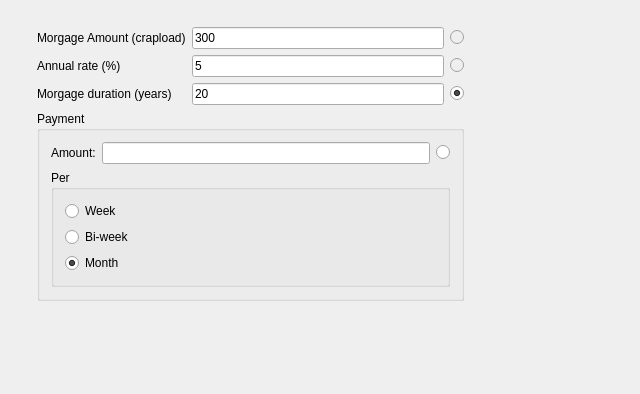
Above: MorgageCalculator.ui from mhtrinh/mortgage-calculator before the change. Below: the same form after it.
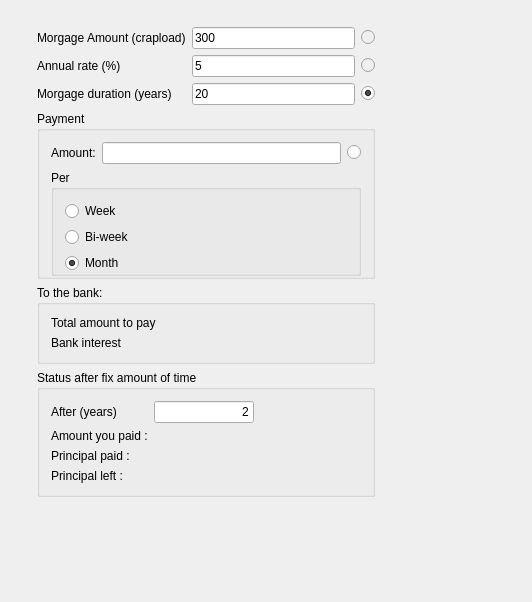
That is the form after the change.

Commit message: Add Future paid after a certain time

Diff of the .ui file:
```diff
--- a/MorgageCalculator.ui
+++ b/MorgageCalculator.ui
@@ -6,8 +6,8 @@
    <rect>
     <x>0</x>
     <y>0</y>
-    <width>640</width>
-    <height>394</height>
+    <width>532</width>
+    <height>602</height>
    </rect>
   </property>
   <property name="sizePolicy">
@@ -24,8 +24,8 @@
     <rect>
      <x>30</x>
      <y>20</y>
-     <width>441</width>
-     <height>331</height>
+     <width>352</width>
+     <height>543</height>
     </rect>
    </property>
    <layout class="QHBoxLayout" name="mainLayout">
@@ -134,6 +134,9 @@
          <string>Payment</string>
         </property>
         <layout class="QVBoxLayout" name="verticalLayout">
+         <property name="bottomMargin">
+          <number>0</number>
+         </property>
          <item>
           <layout class="QGridLayout" name="gridLayout_2">
            <item row="0" column="1">
@@ -164,6 +167,9 @@
             <string>Per</string>
            </property>
            <layout class="QVBoxLayout" name="verticalLayout_2">
+            <property name="bottomMargin">
+             <number>0</number>
+            </property>
             <item>
              <widget class="QRadioButton" name="weeklyRadio">
               <property name="text">
@@ -194,6 +200,139 @@
         </layout>
        </widget>
       </item>
+      <item>
+       <widget class="QGroupBox" name="groupBox_3">
+        <property name="title">
+         <string>To the bank:</string>
+        </property>
+        <layout class="QFormLayout" name="formLayout">
+         <item row="0" column="0">
+          <widget class="QLabel" name="label_4">
+           <property name="text">
+            <string>Total amount to pay</string>
+           </property>
+          </widget>
+         </item>
+         <item row="0" column="1">
+          <widget class="QLabel" name="totalPaid">
+           <property name="text">
+            <string/>
+           </property>
+          </widget>
+         </item>
+         <item row="1" column="0">
+          <widget class="QLabel" name="label_7">
+           <property name="text">
+            <string>Bank interest</string>
+           </property>
+          </widget>
+         </item>
+         <item row="1" column="1">
+          <widget class="QLabel" name="bankInterestLb">
+           <property name="text">
+            <string/>
+           </property>
+          </widget>
+         </item>
+        </layout>
+       </widget>
+      </item>
+      <item>
+       <widget class="QGroupBox" name="statusGrpBox">
+        <property name="title">
+         <string>Status after fix amount of time</string>
+        </property>
+        <layout class="QGridLayout" name="gridLayout_3">
+         <item row="0" column="1">
+          <widget class="QLineEdit" name="afterEdt">
+           <property name="maximumSize">
+            <size>
+             <width>100</width>
+             <height>16777215</height>
+            </size>
+           </property>
+           <property name="text">
+            <string>2</string>
+           </property>
+           <property name="alignment">
+            <set>Qt::AlignRight|Qt::AlignTrailing|Qt::AlignVCenter</set>
+           </property>
+          </widget>
+         </item>
+         <item row="2" column="0">
+          <widget class="QLabel" name="label_8">
+           <property name="text">
+            <string>Principal paid :</string>
+           </property>
+          </widget>
+         </item>
+         <item row="2" column="1">
+          <widget class="QLabel" name="paidLbl">
+           <property name="text">
+            <string/>
+           </property>
+           <property name="alignment">
+            <set>Qt::AlignRight|Qt::AlignTrailing|Qt::AlignVCenter</set>
+           </property>
+          </widget>
+         </item>
+         <item row="1" column="0">
+          <widget class="QLabel" name="label_10">
+           <property name="text">
+            <string>Amount you paid :</string>
+           </property>
+          </widget>
+         </item>
+         <item row="3" column="1">
+          <widget class="QLabel" name="principalLeftLbl">
+           <property name="text">
+            <string/>
+           </property>
+           <property name="alignment">
+            <set>Qt::AlignRight|Qt::AlignTrailing|Qt::AlignVCenter</set>
+           </property>
+          </widget>
+         </item>
+         <item row="3" column="0">
+          <widget class="QLabel" name="label_9">
+           <property name="text">
+            <string>Principal left :</string>
+           </property>
+          </widget>
+         </item>
+         <item row="1" column="1">
+          <widget class="QLabel" name="futurPaidLbl">
+           <property name="text">
+            <string/>
+           </property>
+           <property name="alignment">
+            <set>Qt::AlignRight|Qt::AlignTrailing|Qt::AlignVCenter</set>
+           </property>
+          </widget>
+         </item>
+         <item row="0" column="0">
+          <widget class="QLabel" name="label_5">
+           <property name="text">
+            <string>After (years)</string>
+           </property>
+          </widget>
+         </item>
+         <item row="0" column="2">
+          <spacer name="horizontalSpacer">
+           <property name="orientation">
+            <enum>Qt::Horizontal</enum>
+           </property>
+           <property name="sizeHint" stdset="0">
+            <size>
+             <width>40</width>
+             <height>20</height>
+            </size>
+           </property>
+          </spacer>
+         </item>
+        </layout>
+       </widget>
+      </item>
       <item>
        <spacer name="verticalSpacer">
         <property name="orientation">
```
The commit also changes 3 other files.
